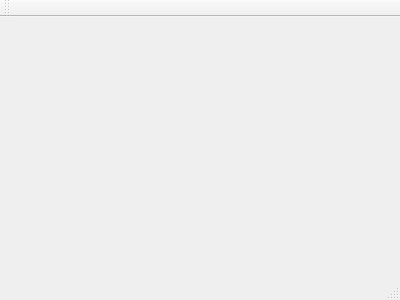
First picture: the form in mainwindow.ui, repository c1ewd/alpha_particle, before the edit.
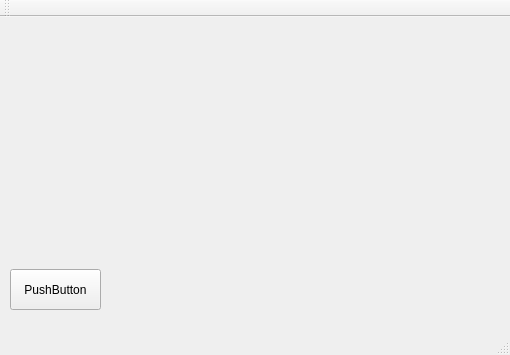
Second picture: the form after the edit. Custom widgets are drawn as their Qt base class.

The edit to the form file:
```diff
--- a/mainwindow.ui
+++ b/mainwindow.ui
@@ -1,24 +1,71 @@
 <ui version="4.0">
  <class>MainWindow</class>
- <widget class="QMainWindow" name="MainWindow" >
-  <property name="geometry" >
+ <widget class="QMainWindow" name="MainWindow">
+  <property name="geometry">
    <rect>
     <x>0</x>
     <y>0</y>
-    <width>400</width>
-    <height>300</height>
+    <width>510</width>
+    <height>355</height>
    </rect>
   </property>
   <property name="windowTitle" >
    <string>MainWindow</string>
   </property>
-  <widget class="QMenuBar" name="menuBar" />
-  <widget class="QToolBar" name="mainToolBar" />
-  <widget class="QWidget" name="centralWidget" />
-  <widget class="QStatusBar" name="statusBar" />
+  <widget class="QWidget" name="centralWidget">
+   <widget class="QPushButton" name="pushButton">
+    <property name="geometry">
+     <rect>
+      <x>10</x>
+      <y>252</y>
+      <width>91</width>
+      <height>41</height>
+     </rect>
+    </property>
+    <property name="text">
+     <string>PushButton</string>
+    </property>
+   </widget>
+   <widget class="QCustomPlot" name="customPlot" native="true">
+    <property name="geometry">
+     <rect>
+      <x>120</x>
+      <y>20</y>
+      <width>351</width>
+      <height>271</height>
+     </rect>
+    </property>
+   </widget>
+  </widget>
+  <widget class="QMenuBar" name="menuBar">
+   <property name="geometry">
+    <rect>
+     <x>0</x>
+     <y>0</y>
+     <width>510</width>
+     <height>21</height>
+    </rect>
+   </property>
+  </widget>
+  <widget class="QToolBar" name="mainToolBar">
+   <attribute name="toolBarArea">
+    <enum>TopToolBarArea</enum>
+   </attribute>
+   <attribute name="toolBarBreak">
+    <bool>false</bool>
+   </attribute>
+  </widget>
+  <widget class="QStatusBar" name="statusBar"/>
  </widget>
- <layoutDefault spacing="6" margin="11" />
- <pixmapfunction></pixmapfunction>
+ <layoutdefault spacing="6" margin="11"/>
+ <customwidgets>
+  <customwidget>
+   <class>QCustomPlot</class>
+   <extends>QWidget</extends>
+   <header location="global">qcustomplot.h</header>
+   <container>1</container>
+  </customwidget>
+ </customwidgets>
  <resources/>
  <connections/>
 </ui>
```
Left out of the diff: 3 changed lines with no effect on the pictures.
